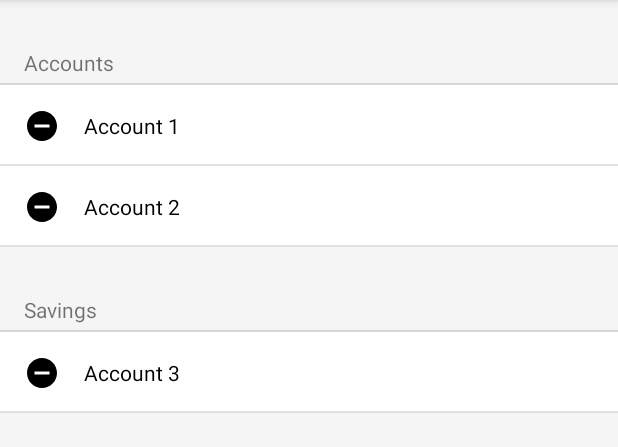
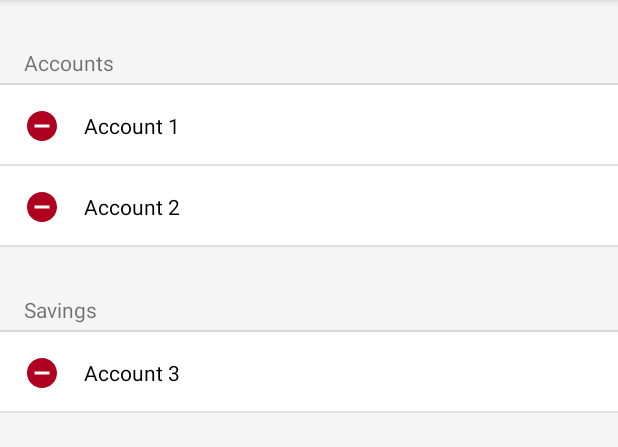
Before and after one commit to trinhan-nguyen/Feretter, an Android app: the DeleteAccountsFragment screen opened through its navigation route, on a phone screen of 412 x 824 dp, the part 84-531 px from its top. Run offline under Robolectric (Android 15) with nearby library versions, the phone set to English and light mode, and no system bars; our stand-ins replace data binding.

Commit message:
Add Delete Accounts: change delete icon's color

```diff
--- a/app/src/main/res/layout/delete_account_item.xml
+++ b/app/src/main/res/layout/delete_account_item.xml
@@ -12,7 +12,6 @@
         android:layout_width="wrap_content"
         android:layout_height="wrap_content"
         app:icon="@drawable/ic_delete_circle_24"
-        app:iconTint="@color/black"
         app:layout_constraintBottom_toBottomOf="parent"
         app:layout_constraintStart_toStartOf="parent"
         app:layout_constraintTop_toTopOf="parent" />
--- a/app/src/main/res/values/styles.xml
+++ b/app/src/main/res/values/styles.xml
@@ -8,6 +8,7 @@
     </style>
 
     <style name="Widget.Ferreter.Button.IconOnly" parent="Widget.MaterialComponents.Button">
+        <item name="iconTint">?attr/colorError</item>
         <item name="iconPadding">@dimen/icon_padding</item>
         <item name="android:insetTop">@dimen/icon_padding</item>
         <item name="android:insetBottom">@dimen/icon_padding</item>
```
